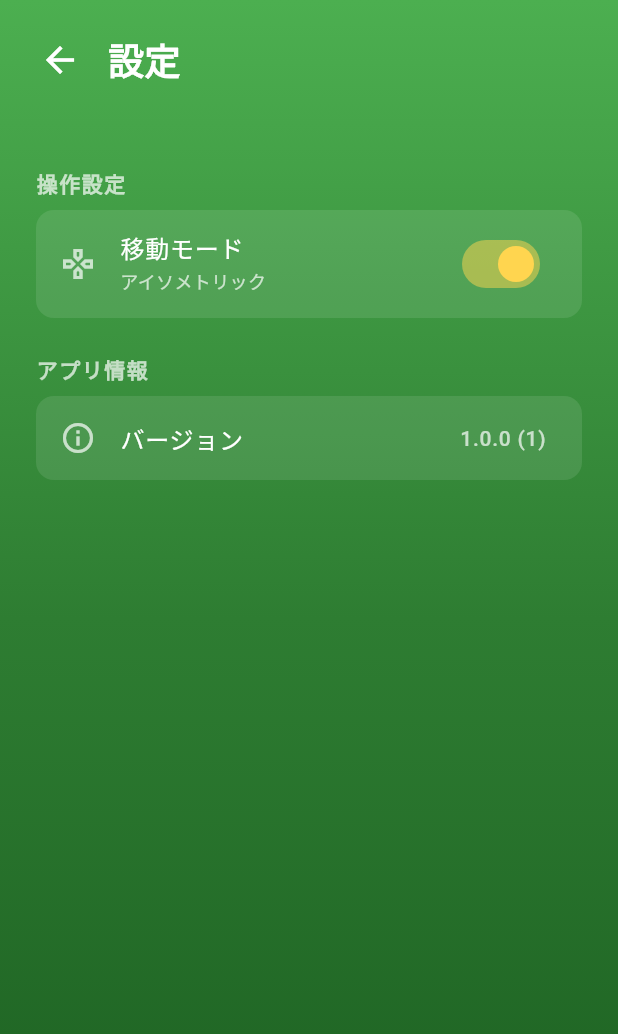
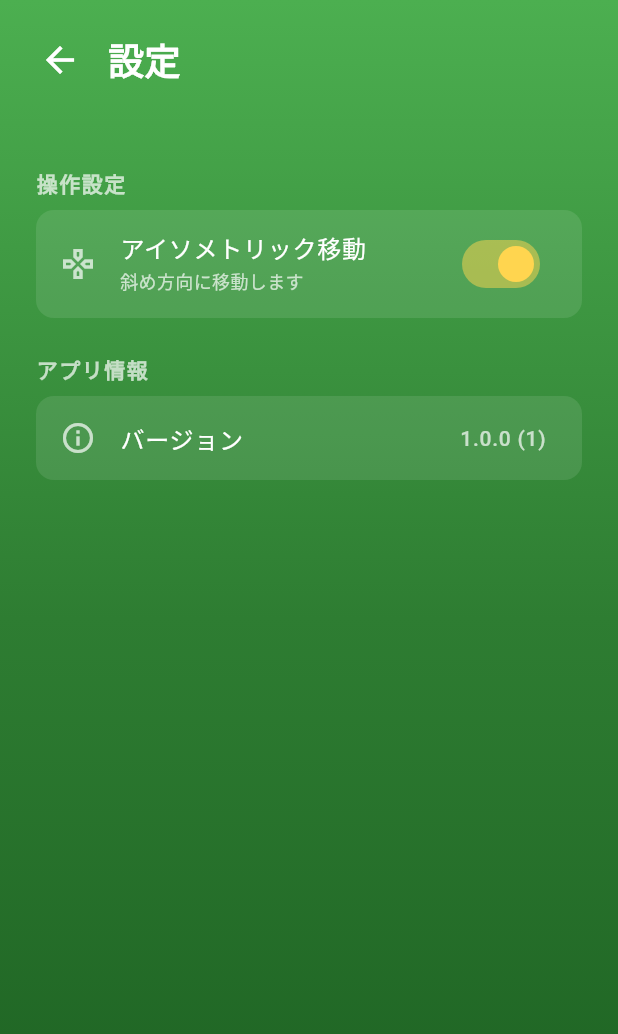
Before and after one commit to leohoo/kanjinomori, a Flutter app: the screen it shows after launch, after a tap on the "settings" icon, on a phone screen of 412 x 824 dp. Shown: the top 1034 px of the screen. Run offline on Flutter 3.47's test engine with Material 3 defaults, Android fonts, the phone set to English and light mode, and no system bars; our stand-ins replace firebase_analytics, firebase_core, flutter_riverpod, hive, hive_flutter, package_info_plus; missing offline and left inert: flame; accounts and stored records are empty.

Commit message:
fix: Improve movement mode toggle label clarity

```diff
--- a/lib/screens/settings_screen.dart
+++ b/lib/screens/settings_screen.dart
@@ -108,14 +108,16 @@ class SettingsScreen extends ConsumerWidget {
           color: Colors.white70,
         ),
         title: const Text(
-          '移動モード',
+          'アイソメトリック移動',
           style: TextStyle(
             color: Colors.white,
             fontWeight: FontWeight.w500,
           ),
         ),
         subtitle: Text(
-          player.useIsometricMovement ? 'アイソメトリック' : 'カーディナル',
+          player.useIsometricMovement
+              ? '斜め方向に移動します'
+              : '上下左右に移動します',
           style: const TextStyle(
             color: Colors.white70,
             fontSize: 12,
```
